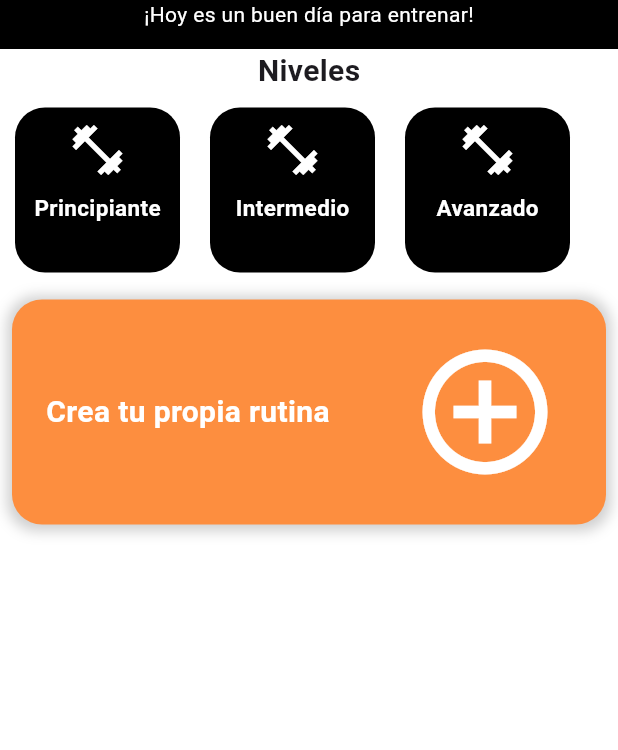
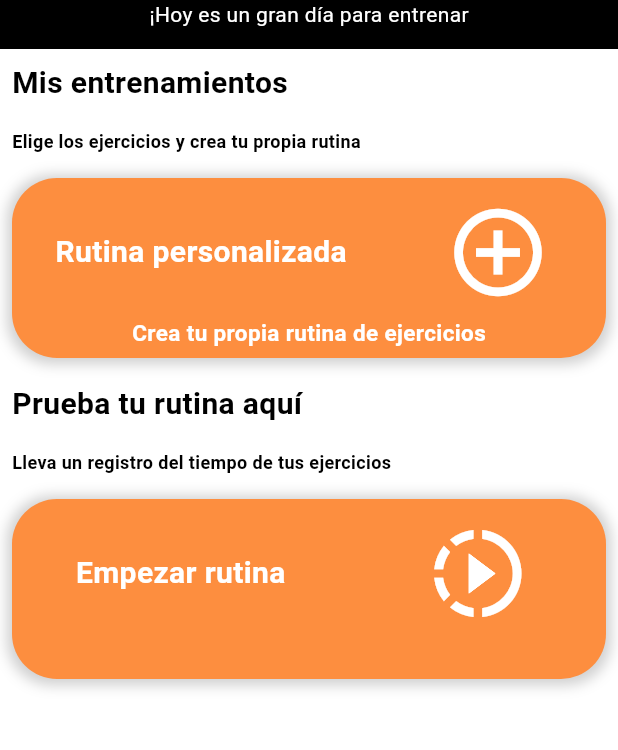
Before and after one commit to CristoferPadilla/flowfit_mobile, a Flutter app: the ExercisesScreen screen opened directly, on a phone screen of 412 x 824 dp, the part 86-836 px from its top. Run offline on Flutter 3.47's test engine with Material 3 defaults, Android fonts, the phone set to English and light mode, and no system bars; our stand-ins replace google_nav_bar, page_transition, showcaseview; missing offline and left inert: google_static_maps_controller.

Commit message:
muchas pantallas después...

```diff
--- a/flowfit_mobile/lib/features/exercises/screens/exercise_screen.dart
+++ b/flowfit_mobile/lib/features/exercises/screens/exercise_screen.dart
@@ -1,7 +1,7 @@
-import 'package:flowfit_mobile/features/exercises/widgets/containers/level_container.dart';
+import 'package:flowfit_mobile/features/exercises/screens/body_part_screen.dart';
+import 'package:flowfit_mobile/features/exercises/screens/select_exercise_screen.dart';
 import 'package:flowfit_mobile/features/exercises/widgets/containers/routine_option_container.dart';
 import 'package:flowfit_mobile/features/home/widget/appbar/custome_appbar.dart';
-import 'package:flowfit_mobile/features/home/widget/navbar/navbar.dart';
 import 'package:flowfit_mobile/features/home/widget/profile/icon_profile.dart';
 import 'package:flutter/material.dart';
 
@@ -13,25 +13,81 @@ class ExercisesScreen extends StatelessWidget {
     return const SafeArea(
       child: Scaffold(
         appBar: PreferredSize(
-            preferredSize: Size.fromHeight(90),
-            child: Stack(
-              alignment: Alignment.topRight,
-              children: [
-              CustomeAppbar(),
+          preferredSize: Size.fromHeight(90),
+          child: Stack(
+            alignment: Alignment.topRight,
+            children: [
+              CustomeAppbar(title: 'Febrero',subtitle: '¡Hoy es un gran día para entrenar',),
               Padding(
                 padding: EdgeInsets.all(8.0),
                 child: IconProfile(),
               )
-            ]),
+            ],
           ),
+        ),
         backgroundColor: Colors.white,
         body: Column(
+          crossAxisAlignment: CrossAxisAlignment.start,
           children: [
-            LevelContainers(),
-            RoutineOptionContainer()
+            Padding(
+              padding: EdgeInsets.all(8.0),
+              child: Text(
+                'Mis entrenamientos',
+                style: TextStyle(
+                  color: Colors.black,
+                  fontSize: 20,
+                  fontWeight: FontWeight.bold,
+                ),
+              ),
+            ),
+            Padding(
+              padding: EdgeInsets.all(8.0),
+              child: Text(
+                'Elige los ejercicios y crea tu propia rutina',
+                style: TextStyle(
+                  color: Colors.black,
+                  fontSize: 12,
+                  fontWeight: FontWeight.bold,
+                ),
+              ),
+            ),
+            RoutineOptionContainer(
+              icon:Icons.add_circle_outline_sharp,
+              title: 'Rutina personalizada',
+              description: 'Crea tu propia rutina de ejercicios',
+              screen: BodyPartScreen(),
+            ),
+                        Padding(
+              padding: EdgeInsets.all(8.0),
+              child: Text(
+                'Prueba tu rutina aquí',
+                style: TextStyle(
+                  color: Colors.black,
+                  fontSize: 20,
+                  fontWeight: FontWeight.bold,
+                ),
+              ),
+            ),
+            Padding(
+              padding: EdgeInsets.all(8.0),
+              child: Text(
+                'Lleva un registro del tiempo de tus ejercicios',
+                style: TextStyle(
+                  color: Colors.black,
+                  fontSize: 12,
+                  fontWeight: FontWeight.bold,
+                ),
+              ),
+            ),
+            RoutineOptionContainer(
+              icon: Icons.slow_motion_video_outlined,
+              title: 'Empezar rutina',
+              description: '',
+              screen: SelectExercisesScreen(),
+            ),
           ],
-        )
-      )
-      );
+        ),
+      ),
+    );
   }
 }
--- a/flowfit_mobile/lib/features/exercises/widgets/containers/level_container.dart
+++ /dev/null
@@ -1,64 +0,0 @@
-import 'package:flutter/material.dart';
-
-class LevelContainers extends StatelessWidget {
-  const LevelContainers({super.key});
-
-  @override
-  Widget build(BuildContext context) {
-    return  const Column(
-      children: [
-        Text('Niveles', style: TextStyle(fontSize: 20, fontWeight: FontWeight.bold),),
-        Row(
-          children: [
-            ContainerLevel(level: 'Principiante', color: Colors.black,),
-            ContainerLevel(level: 'Intermedio', color: Colors.black),
-            ContainerLevel(level: 'Avanzado', color: Colors.black),
-          ],
-        ),
-      ],
-    );
-  }
-}
-
-class ContainerLevel extends StatelessWidget {
-  final String level;
-  final Color color;
-  const ContainerLevel({
-    super.key, required this.level, required this.color,
-  });
-
-  @override
-  Widget build(BuildContext context) {
-    return Padding(
-      padding: const EdgeInsets.all(10.0),
-      child: Container(
-        height: 110,
-        width: 110,
-        decoration: BoxDecoration(
-          color: color,
-          borderRadius: BorderRadius.circular(20),
-        ),
-        child:  Column(
-          children: [
-             const Padding(
-              padding: EdgeInsets.all(8.0),
-              child: Icon(
-                Icons.fitness_center,
-                color: Colors.white,
-                size: 40,
-              ),
-            ),
-            Text(
-              level,
-              style: const TextStyle(
-                color: Colors.white,
-                fontSize: 15,
-                fontWeight: FontWeight.bold,
-              ),
-            ),
-          ],
-        ),
-      ),
-    );
-  }
-}
--- a/flowfit_mobile/lib/features/exercises/widgets/containers/routine_option_container.dart
+++ b/flowfit_mobile/lib/features/exercises/widgets/containers/routine_option_container.dart
@@ -2,18 +2,30 @@ import 'package:flowfit_mobile/resources/themes/primary_theme.dart';
 import 'package:flutter/material.dart';
 
 class RoutineOptionContainer extends StatelessWidget {
-  const RoutineOptionContainer({super.key});
+  final Widget screen;
+  final String title;
+  final String description;
+  final IconData icon;
+
+  const RoutineOptionContainer({super.key, required this.screen, required this.title, required this.description, required this.icon});
 
   @override
   Widget build(BuildContext context) {
-    return  Padding(
+    return  GestureDetector(
+      onTap: (){
+        Navigator.push(
+          context,
+          MaterialPageRoute(builder: (context) => screen),
+        );
+      },
+      child: Padding(
         padding: const EdgeInsets.all(8.0),
         child: Container(
           width: double.infinity,
-        height: 150,
+          height: 120,
           decoration: BoxDecoration(
             color:PrimaryTheme.secundaryColor,
-          borderRadius: BorderRadius.circular(20),
+            borderRadius: BorderRadius.circular(30),
             boxShadow: [
               BoxShadow(
                 color: Colors.grey.withOpacity(0.5),
@@ -23,7 +35,7 @@ class RoutineOptionContainer extends StatelessWidget {
               ),
             ],
           ),
-        child: const Column(
+          child:  Column(
             mainAxisAlignment: MainAxisAlignment.center,
             children: [
               Row(
@@ -31,21 +43,22 @@ class RoutineOptionContainer extends StatelessWidget {
                 children: [
                   Column(
                     children: [
-                    Text('Crea tu propia rutina', style: TextStyle(fontSize: 20, fontWeight: FontWeight.bold, color: Colors.white),),
+                      Text(title, style: const TextStyle(fontSize: 20, fontWeight: FontWeight.bold, color: Colors.white),),
                     ],
                   ),
                    Padding(
-                  padding: EdgeInsets.all(8.0),
+                    padding: const EdgeInsets.all(8.0),
                     child: Icon(
-                    Icons.add_circle_outline_sharp,
+                      icon,
                       color: Colors.white,
-                    size: 100,
+                      size: 70,
                     ),
                   ),
                 ],
               ),
-
+              Text(description,style: const TextStyle(fontSize: 15, fontWeight: FontWeight.bold, color: Colors.white), )
             ]
+            ),
         ),
       ),
     );
--- /dev/null
+++ b/flowfit_mobile/lib/features/exercises/widgets/list/body_part_lisr.dart
@@ -0,0 +1,40 @@
+import 'package:flowfit_mobile/features/exercises/widgets/containers/body_parts_container.dart';
+import 'package:flutter/material.dart';
+
+class BodyPartList extends StatelessWidget {
+   BodyPartList({super.key});
+
+  final List<Map<String, String>> bodyParts = [
+    {'part': 'Piernas', 'description': 'Puros ejercicios para piernas'},
+    {'part': 'Brazos', 'description': 'Ejercicios para fortalecer los brazos'},
+    {'part': 'Hombros', 'description': 'Ejercicios para trabajar los hombros'},
+    {'part': 'Glúteos', 'description': 'Ejercicios para tonificar los glúteos'},
+    {'part': 'Antebrazos', 'description': 'Ejercicios para trabajar los antebrazos'},
+    {'part': 'Espalda', 'description': 'Ejercicios para trabajar la espalda'},
+    {'part': 'Glúteos', 'description': 'Ejercicios para tonificar los glúteos'},
+  ];
+
+  @override
+  Widget build(BuildContext context) {
+    final height = MediaQuery.of(context).size.height;
+
+    return Padding(
+      padding: const EdgeInsets.all(8.0),
+      child: SizedBox(
+        height: height * 0.8,
+        width: double.infinity,
+        child: ListView.builder(
+          scrollDirection: Axis.vertical,
+          itemCount: bodyParts.length,
+          itemBuilder: (context, index) {
+            final part = bodyParts[index];
+            return ContainerExerciseBodyParts(
+              bodypart: part['part']!,
+              subtitle: part['description']!,
+            );
+          },
+        ),
+      ),
+    );
+  }
+}
--- a/flowfit_mobile/lib/features/first-steps/screens/first_steps.dart
+++ b/flowfit_mobile/lib/features/first-steps/screens/first_steps.dart
@@ -82,7 +82,7 @@ class FirstStepsScreen extends StatelessWidget {
                   ]),
                 )),
                 const Spacer(),
-                const SectionButtons(isBackButtonVisible: false, screen: SecondStepScreen(),)
+                const SectionButtons(isBackButtonVisible: false, screen: SecondStepScreen(),isFrontButtonVisible: true,)
           ],
         ),
       ),
--- a/flowfit_mobile/lib/features/first-steps/screens/second_steps.dart
+++ b/flowfit_mobile/lib/features/first-steps/screens/second_steps.dart
@@ -50,7 +50,7 @@ class _SecondStepScreenState extends State<SecondStepScreen> {
               },
             ),
             const Spacer(),
-            const SectionButtons(isBackButtonVisible: true, screen: NavBar())
+            const SectionButtons(isBackButtonVisible: true, screen: NavBar(), isFrontButtonVisible: true,)
           ],
         ),
       ),
--- a/flowfit_mobile/lib/features/first-steps/widget/buttons/section_buttons.dart
+++ b/flowfit_mobile/lib/features/first-steps/widget/buttons/section_buttons.dart
@@ -1,13 +1,13 @@
-import 'package:flowfit_mobile/features/home/widget/navbar/navbar.dart';
 import 'package:flowfit_mobile/resources/themes/font_styles.dart';
 import 'package:flowfit_mobile/resources/themes/primary_theme.dart';
 import 'package:flutter/material.dart';
 
 class SectionButtons extends StatelessWidget {
   final bool isBackButtonVisible;
+  final bool isFrontButtonVisible;
   final Widget screen;
   const SectionButtons(
-      {Key? key, required this.isBackButtonVisible, required this.screen})
+      {Key? key, required this.isBackButtonVisible, required this.screen, required this.isFrontButtonVisible})
       : super(key: key);
 
   @override
@@ -46,6 +46,7 @@ class SectionButtons extends StatelessWidget {
                 ),
               ),
             ),
+                      if (isFrontButtonVisible == true)
           GestureDetector(
             onTap: () {
               Navigator.push(
--- a/flowfit_mobile/lib/features/home/screens/home_screen.dart
+++ b/flowfit_mobile/lib/features/home/screens/home_screen.dart
@@ -19,7 +19,7 @@ class HomeScreen extends StatelessWidget {
           child: Stack(
             alignment: Alignment.topRight,
             children: [
-            CustomeAppbar(),
+            CustomeAppbar(title: 'Febrero',subtitle: '¡Hoy es un gran día para entrenar',),
             Padding(
               padding: EdgeInsets.all(8.0),
               child: IconProfile(),
--- a/flowfit_mobile/lib/features/home/widget/appbar/custome_appbar.dart
+++ b/flowfit_mobile/lib/features/home/widget/appbar/custome_appbar.dart
@@ -1,7 +1,9 @@
 import 'package:flutter/material.dart';
 
 class CustomeAppbar extends StatelessWidget {
-  const CustomeAppbar({super.key});
+  final String title;
+  final String subtitle;
+  const CustomeAppbar({super.key, required this.title, required this.subtitle});
 
   @override
   Widget build(BuildContext context) {
@@ -10,17 +12,17 @@ class CustomeAppbar extends StatelessWidget {
       decoration: const BoxDecoration(
         color: Colors.black,
       ),
-      child:  const Column(
+      child:  Column(
         crossAxisAlignment: CrossAxisAlignment.center,
         children: [
           Column(
           children: [
             Text(
-              'Febrero',
-              style: TextStyle(fontSize: 40, fontWeight: FontWeight.bold, color: Colors.white),
+              title,
+              style: const TextStyle(fontSize: 40, fontWeight: FontWeight.bold, color: Colors.white),
             ),
             Text(
-              '¡Hoy es un buen día para entrenar!',
+              subtitle,
               style: TextStyle(color: Colors.white),
             ),
           ],
--- a/flowfit_mobile/lib/features/home/widget/list/list_navbar.dart
+++ b/flowfit_mobile/lib/features/home/widget/list/list_navbar.dart
@@ -1,4 +1,4 @@
-import 'package:flowfit_mobile/features/alimentation/screens/alimentation_screen.dart';
+import 'package:flowfit_mobile/features/profile/screens/profile_screen.dart';
 import 'package:flowfit_mobile/features/exercises/screens/exercise_screen.dart';
 import 'package:flowfit_mobile/features/home/screens/home_screen.dart';
 import 'package:flutter/material.dart';
@@ -22,6 +22,6 @@ final List<Widget> navScreens = <Widget>[
       autoPlay: true,
       autoPlayDelay: const Duration(milliseconds: 5000),
       scrollDuration: const Duration(seconds: 3),
-      builder: Builder(builder: ((context) => const AlimentationScreen()))),
+      builder: Builder(builder: ((context) => const ProfileScreen()))),
 
 ];
--- a/flowfit_mobile/lib/features/alimentation/screens/alimentation_screen.dart
+++ b/flowfit_mobile/lib/features/profile/screens/profile_screen.dart
@@ -1,8 +1,8 @@
 import 'package:flutter/material.dart';
 
 
-class AlimentationScreen extends StatelessWidget {
-  const AlimentationScreen({super.key});
+class ProfileScreen extends StatelessWidget {
+  const ProfileScreen({super.key});
 
   @override
   Widget build(BuildContext context) {
--- a/flowfit_mobile/pubspec.yaml
+++ b/flowfit_mobile/pubspec.yaml
@@ -28,3 +28,4 @@ flutter:
   assets:
     - assets/svg/
     - assets/jpg/
+    - assets/example.gif
```
Also changed, not shown: flowfit_mobile/lib/features/exercises/screens/body_part_screen.dart (added, +31 -0 lines), flowfit_mobile/lib/features/exercises/screens/description_exercise_screen.dart (added, +102 -0 lines), flowfit_mobile/lib/features/exercises/screens/select_exercise_screen.dart (+12 -9 lines), flowfit_mobile/lib/features/exercises/widgets/containers/body_parts_container.dart (added, +74 -0 lines), flowfit_mobile/lib/features/exercises/widgets/containers/container_exercice.dart (+21 -19 lines), flowfit_mobile/lib/features/exercises/widgets/gridview/gridview_exercise.dart (+16 -3 lines), flowfit_mobile/lib/features/home/widget/navbar/navbar.dart (+5 -4 lines), flowfit_mobile/assets/example.gif (added). Lines whose indentation alone changed are shown as unchanged.
